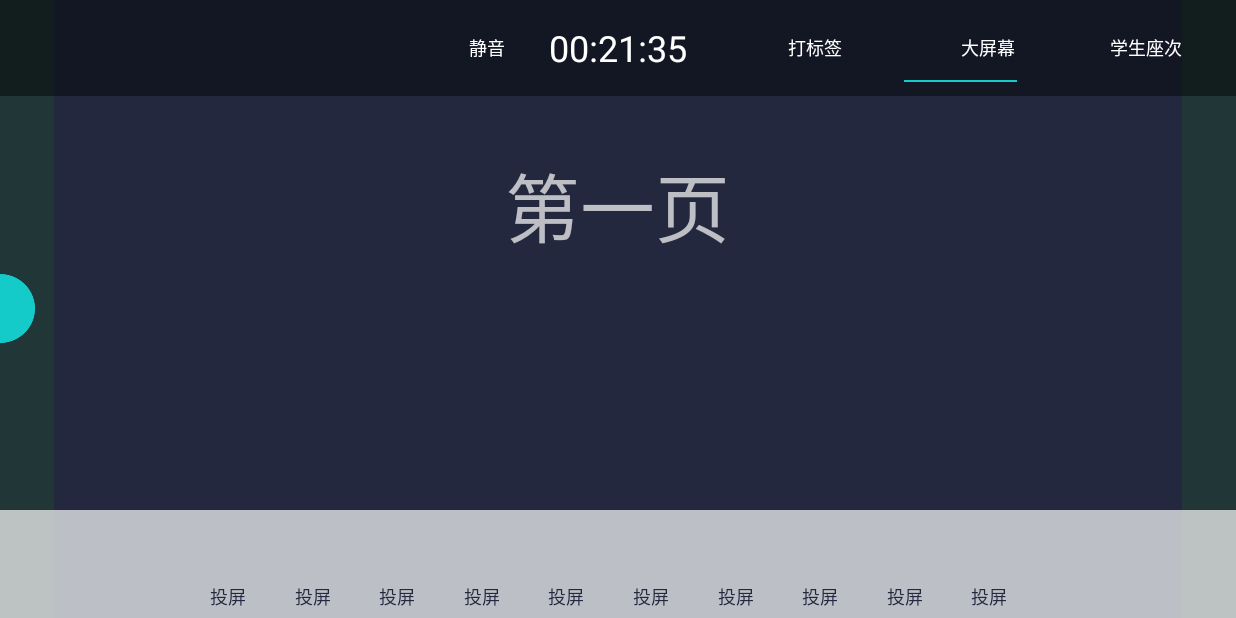
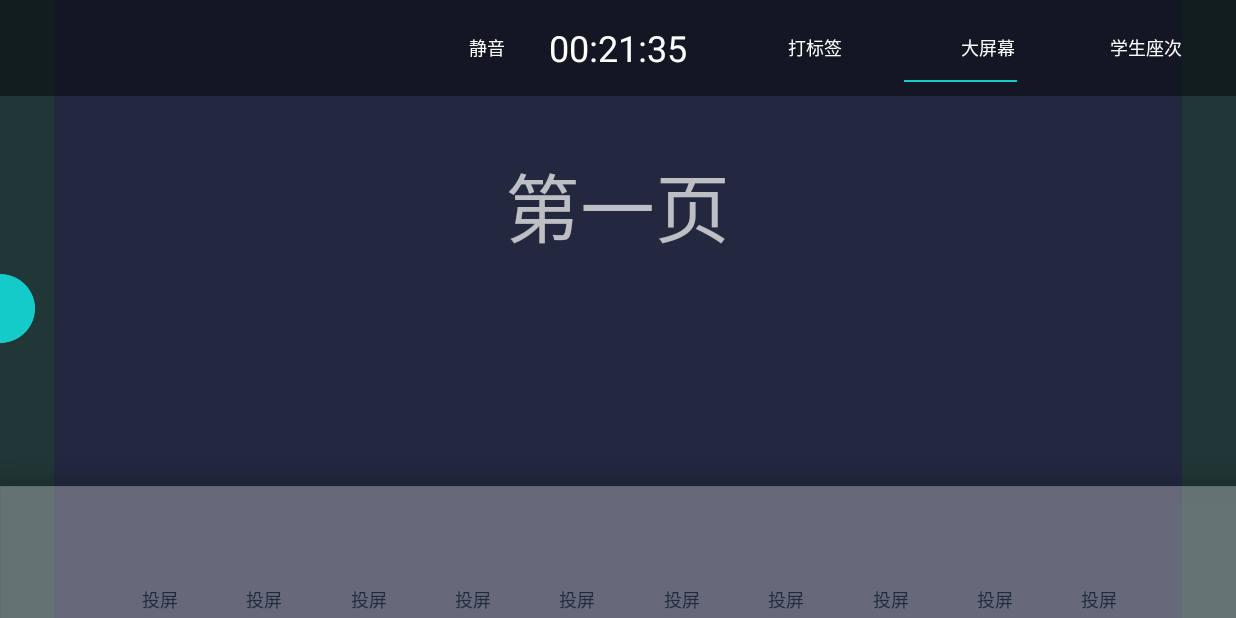
Before and after one commit to jiucongtian/ruiyitong, an Android app: the LessonActivity screen opened directly, with no data from a screen before it, on a phone screen of 824 x 412 dp (held sideways). Run offline under Robolectric (Android 15) with nearby library versions, the phone set to English and light mode, and no system bars; our stand-ins replace ButterKnife; libraries missing offline, so code that uses them is left out: com.mikepenz.iconics; 1 statement that could not run was skipped.

Commit message:
上课功能区调整

```diff
--- a/app/src/main/java/com/example/howard/ruiyipai/pages/lesson/LessonActivity.java
+++ b/app/src/main/java/com/example/howard/ruiyipai/pages/lesson/LessonActivity.java
@@ -25,7 +25,7 @@ import butterknife.OnClick;
 public class LessonActivity extends BaseActivity {
 
     static final int ONE_LINE_NUMBER = 10;
-    static final int LINE_HEIGHT_DP = 72;
+    static final int LINE_HEIGHT_DP = 90;
 
     @BindView(R.id.left_drawer)
     DrawerLayout leftDrawer;
@@ -142,13 +142,13 @@ public class LessonActivity extends BaseActivity {
                 if (isFold) {
                     isFold = false;
                     ViewGroup.LayoutParams lp = lessonToolsContainer.getLayoutParams();
-                    lp.height = LINE_HEIGHT_DP * 2;
+                    lp.height = LINE_HEIGHT_DP * 2 + 16;
                     lessonToolsContainer.setLayoutParams(lp);
                     setImageViewTtf(folderBtn, ContextCompat.getColor(this, R.color.font_dark), "fon_81a");
                 } else {
                     isFold = true;
                     ViewGroup.LayoutParams lp = lessonToolsContainer.getLayoutParams();
-                    lp.height = LINE_HEIGHT_DP;
+                    lp.height = LINE_HEIGHT_DP + 16;
                     lessonToolsContainer.setLayoutParams(lp);
                     setImageViewTtf(folderBtn, ContextCompat.getColor(this, R.color.font_dark), "fon_819");
 
--- a/app/src/main/res/layout/activity_lesson.xml
+++ b/app/src/main/res/layout/activity_lesson.xml
@@ -205,8 +205,8 @@
         <RelativeLayout
             android:id="@+id/rl_lesson_tools_container"
             android:layout_width="match_parent"
-            android:layout_height="72dp"
-            android:background="@color/white_translucence"
+            android:layout_height="106dp"
+            android:background="@mipmap/lesson_func_bg"
             android:layout_alignParentBottom="true">
 
 
@@ -215,8 +215,8 @@
                 android:id="@+id/rlv_tools"
                 android:layout_width="match_parent"
                 android:layout_height="wrap_content"
-                android:layout_marginLeft="130dp"
-                android:layout_marginRight="130dp"
+                android:layout_marginLeft="82dp"
+                android:layout_marginRight="46dp"
                 tools:background="@color/black">
 
             </android.support.v7.widget.RecyclerView>
@@ -227,8 +227,8 @@
                 android:layout_height="24dp"
                 android:layout_alignParentRight="true"
                 android:layout_alignParentTop="true"
-                android:layout_marginTop="18dp"
-                android:layout_marginRight="56dp"
+                android:layout_marginTop="33dp"
+                android:layout_marginRight="36dp"
                 app:ico_color="@color/font_dark"
                 app:ico_icon="fon_819"/>
 
--- a/app/src/main/res/layout/item_lesson_grid.xml
+++ b/app/src/main/res/layout/item_lesson_grid.xml
@@ -4,7 +4,7 @@
     xmlns:app="http://schemas.android.com/apk/res-auto"
     xmlns:tools="http://schemas.android.com/tools"
     android:layout_width="wrap_content"
-    android:layout_height="72dp"
+    android:layout_height="85dp"
     tools:ignore="MissingPrefix">
     <LinearLayout
         android:layout_centerVertical="true"
@@ -17,15 +17,17 @@
             android:layout_width="wrap_content"
             android:layout_height="wrap_content">
             <ImageView
-                android:layout_width="44dp"
-                android:layout_height="44dp"
+                android:layout_width="50dp"
+                android:layout_height="50dp"
+                android:layout_marginTop="15dp"
                 app:ico_color="@color/font_gray_1"
                 app:ico_icon="fon_808"
                 tools:src="@color/red"/>
             <ImageView
                 android:layout_gravity="center"
-                android:layout_width="26dp"
-                android:layout_height="26dp"
+                android:layout_width="30dp"
+                android:layout_height="30dp"
+                android:layout_marginTop="8dp"
                 app:ico_color="@color/font_dark"
                 app:ico_icon="fon_813"
                 tools:src="@color/red"/>
```
Also changed, not shown: app/src/main/res/mipmap-xhdpi/lesson_func_bg.9.png (added).
